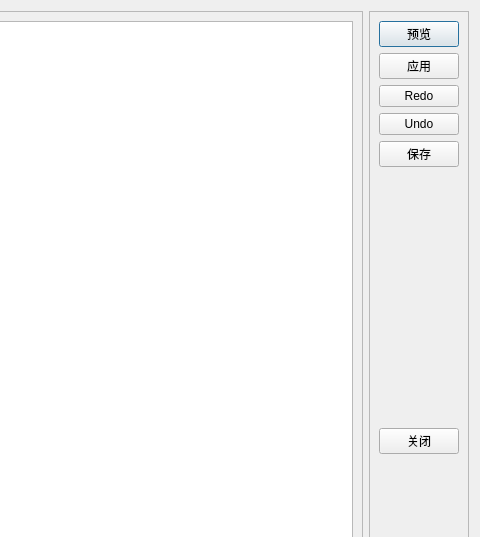
This is ui_correct.ui in jondy/mkepub as Qt 5 draws it before an edit; both pictures show x 619 to 1099 and y 0 to 537 of the 1099 by 794 pixel window. The edited form follows.
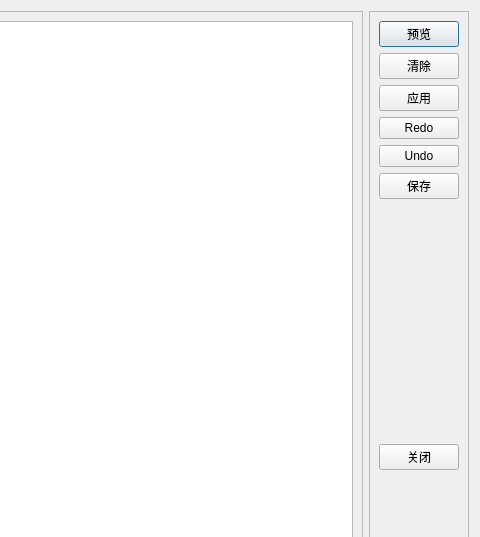
This is the edited form.

Commit message: Add multi-sections

Patch:
```diff
--- a/ui_correct.ui
+++ b/ui_correct.ui
@@ -55,6 +55,13 @@
         </property>
        </widget>
       </item>
+      <item>
+       <widget class="QPushButton" name="pushButtonClearPreview">
+        <property name="text">
+         <string>清除</string>
+        </property>
+       </widget>
+      </item>
       <item>
        <widget class="QPushButton" name="pushButtonApply">
         <property name="text">
```
The commit also changes 1 other file.
